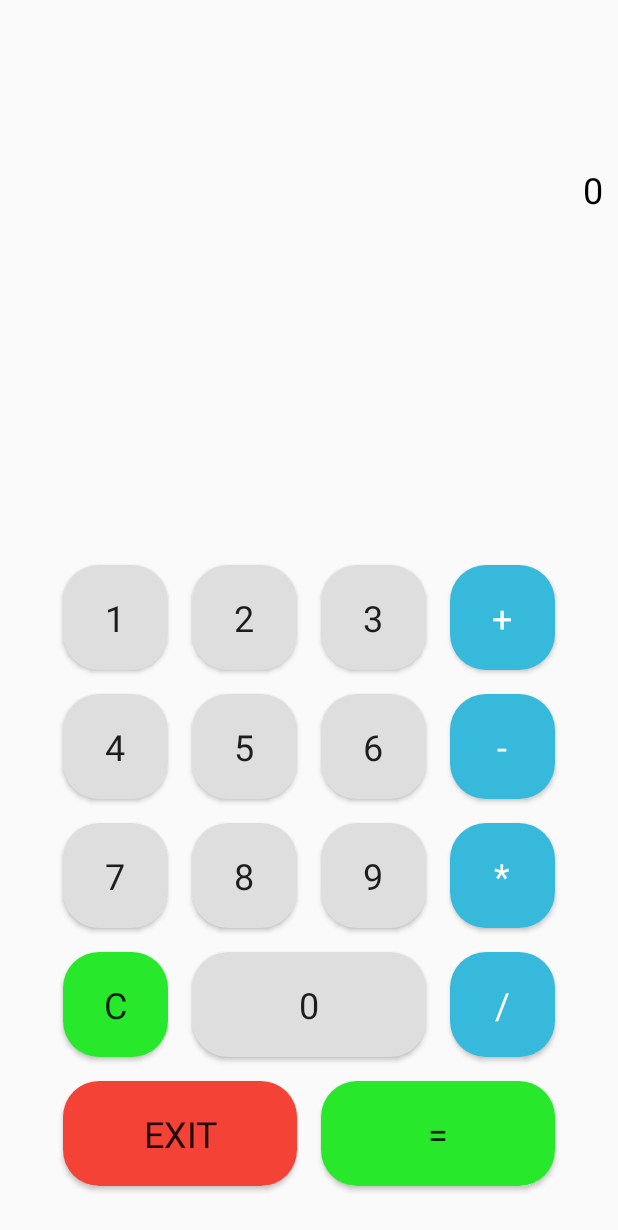
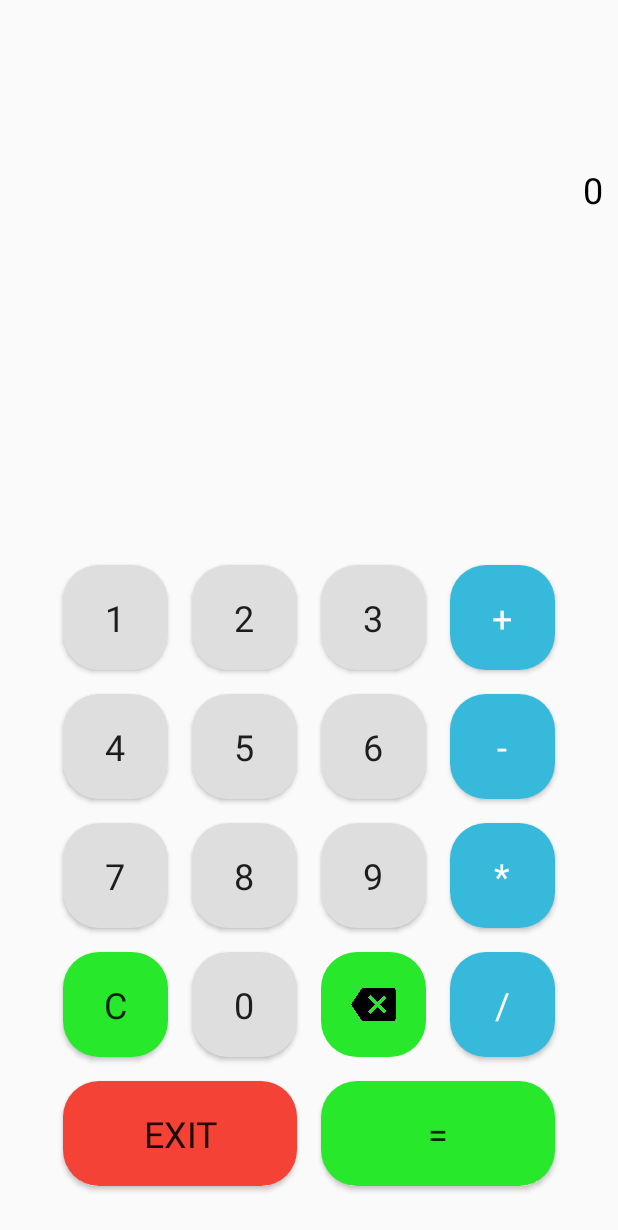
Before and after one commit to syamil09/my_profile_app, an Android app: the CalculatorActivity screen opened directly, with no data from a screen before it, after a tap on an icon or button, on a phone screen of 412 x 824 dp. Shown: the top 1230 px of the screen. Run offline under Robolectric (Android 15) with nearby library versions, the phone set to English and light mode, and no system bars; our stand-ins replace data binding.

Commit message:
add sound when click button

```diff
--- a/app/src/main/java/com/example/tugaspb/CalculatorActivity.java
+++ b/app/src/main/java/com/example/tugaspb/CalculatorActivity.java
@@ -3,10 +3,12 @@ package com.example.tugaspb;
 import androidx.appcompat.app.AppCompatActivity;
 
 import android.content.Intent;
+import android.media.MediaPlayer;
 import android.os.Bundle;
 import android.view.View;
 import android.widget.Button;
 import android.widget.EditText;
+import android.widget.ImageButton;
 import android.widget.TextView;
 
 import com.example.tugaspb.databinding.ActivityCalculatorBindingImpl;
@@ -25,8 +27,11 @@ public class CalculatorActivity extends AppCompatActivity {
     private Button btn1, btn2, btn3, btn4, btn5, btn6, btn7, btn8, btn9, btn0,
                     btnClear, btnAdd, btnSubtract, btnMultiply, btnDivide,
                     btnEqual, btnExit;
+    private ImageButton btnBackSpace;
     private EditText etDisplay;
     private TextView txtAction;
+
+    private MediaPlayer player;
 
     @Override
     protected void onCreate(Bundle savedInstanceState) {
@@ -42,6 +47,13 @@ public class CalculatorActivity extends AppCompatActivity {
             @Override
             public void onClick(View view) {
                 clear();
+                playSound(MediaPlayer.create(CalculatorActivity.this, R.raw.remove));
+            }
+        });
+        btnBackSpace.setOnClickListener(new View.OnClickListener() {
+            @Override
+            public void onClick(View view) {
+                backspace();
             }
         });
         btnExit.setOnClickListener(new View.OnClickListener() {
@@ -73,6 +85,7 @@ public class CalculatorActivity extends AppCompatActivity {
         btnEqual = (Button)findViewById(R.id.btnEqual);
         btnExit = (Button)findViewById(R.id.btnExit);
         btnClear = (Button)findViewById(R.id.btnClear);
+        btnBackSpace = (ImageButton)findViewById(R.id.btnBackSpace);
 
         etDisplay = (EditText)findViewById(R.id.etDisplay);
         txtAction = (TextView)findViewById(R.id.txtAction);
@@ -105,54 +118,63 @@ public class CalculatorActivity extends AppCompatActivity {
             @Override
             public void onClick(View view) {
                 concate("1");
+                playSound(MediaPlayer.create(CalculatorActivity.this, R.raw.do1));
             }
         });
         btn2.setOnClickListener(new View.OnClickListener() {
             @Override
             public void onClick(View view) {
                 concate("2");
+                playSound(MediaPlayer.create(CalculatorActivity.this, R.raw.re));
             }
         });
         btn3.setOnClickListener(new View.OnClickListener() {
             @Override
             public void onClick(View view) {
                 concate("3");
+                playSound(MediaPlayer.create(CalculatorActivity.this, R.raw.mi));
             }
         });
         btn4.setOnClickListener(new View.OnClickListener() {
             @Override
             public void onClick(View view) {
                 concate("4");
+                playSound(MediaPlayer.create(CalculatorActivity.this, R.raw.fa));
             }
         });
         btn5.setOnClickListener(new View.OnClickListener() {
             @Override
             public void onClick(View view) {
                 concate("5");
+                playSound(MediaPlayer.create(CalculatorActivity.this, R.raw.sol));
             }
         });
         btn6.setOnClickListener(new View.OnClickListener() {
             @Override
             public void onClick(View view) {
                 concate("6");
+                playSound(MediaPlayer.create(CalculatorActivity.this, R.raw.la));
             }
         });
         btn7.setOnClickListener(new View.OnClickListener() {
             @Override
             public void onClick(View view) {
                 concate("7");
+                playSound(MediaPlayer.create(CalculatorActivity.this, R.raw.si2));
             }
         });
         btn8.setOnClickListener(new View.OnClickListener() {
             @Override
             public void onClick(View view) {
                 concate("8");
+                playSound(MediaPlayer.create(CalculatorActivity.this, R.raw.do2));
             }
         });
         btn9.setOnClickListener(new View.OnClickListener() {
             @Override
             public void onClick(View view) {
                 concate("9");
+                playSound(MediaPlayer.create(CalculatorActivity.this, R.raw.do1));
             }
         });
     }
@@ -163,6 +185,7 @@ public class CalculatorActivity extends AppCompatActivity {
             public void onClick(View view) {
                 currentAction = '+';
                 computeCalculation(currentAction, etDisplay.getText().toString());
+                playSound(MediaPlayer.create(CalculatorActivity.this, R.raw.pop1));
             }
         });
         btnSubtract.setOnClickListener(new View.OnClickListener() {
@@ -170,6 +193,7 @@ public class CalculatorActivity extends AppCompatActivity {
             public void onClick(View view) {
                 currentAction = '-';
                 computeCalculation(currentAction, etDisplay.getText().toString());
+                playSound(MediaPlayer.create(CalculatorActivity.this, R.raw.pop2));
             }
         });
         btnMultiply.setOnClickListener(new View.OnClickListener() {
@@ -177,6 +201,7 @@ public class CalculatorActivity extends AppCompatActivity {
             public void onClick(View view) {
                 currentAction = '*';
                 computeCalculation(currentAction, etDisplay.getText().toString());
+                playSound(MediaPlayer.create(CalculatorActivity.this, R.raw.pop3));
             }
         });
         btnDivide.setOnClickListener(new View.OnClickListener() {
@@ -184,17 +209,19 @@ public class CalculatorActivity extends AppCompatActivity {
             public void onClick(View view) {
                 currentAction = '/';
                 computeCalculation(currentAction, etDisplay.getText().toString());
+                playSound(MediaPlayer.create(CalculatorActivity.this, R.raw.pop4));
             }
         });
         btnEqual.setOnClickListener(new View.OnClickListener() {
             @Override
             public void onClick(View view) {
                 result();
+                playSound(MediaPlayer.create(CalculatorActivity.this, R.raw.good_idea_bell));
             }
         });
     }
 
-    public void clear() {
+    public void backspace() {
         if (display.length() > 1) {
             CharSequence currentText = etDisplay.getText();
             display = String.valueOf(currentText.subSequence(0, currentText.length()-1));
@@ -207,6 +234,15 @@ public class CalculatorActivity extends AppCompatActivity {
             txtAction.setText("");
         }
     }
+
+    public void clear() {
+        valueOne = Double.NaN;
+        valueTwo = Double.NaN;
+        display = "0";
+        etDisplay.setText("0");
+        txtAction.setText("");
+    }
+
 
     public void computeCalculation(char action, String value) {
         if (!value.isEmpty() && action != '\0') {
@@ -236,8 +272,34 @@ public class CalculatorActivity extends AppCompatActivity {
             txtAction.setText("");
             currentAction = '\0';
             valueOne = Double.NaN;
-            display = "";
+            display = String.valueOf(valueOne);
         }
+    }
+
+    public void playSound(MediaPlayer s) {
+        if (player != null) {
+//            if (player.isPlaying()) {
+//                stopSound();
+//            }
+            stopSound();
+        }
+        player = s;
+        player.setOnCompletionListener(new MediaPlayer.OnCompletionListener() {
+            @Override
+            public void onCompletion(MediaPlayer mediaPlayer) {
+                stopSound();
+            }
+        });
+        player.start();
 
     }
+
+    public void stopSound() {
+        if (player != null) {
+            player.release();
+            player = null;
+        }
+    }
+
+
 }
--- a/app/src/main/res/layout/activity_calculator.xml
+++ b/app/src/main/res/layout/activity_calculator.xml
@@ -163,7 +163,7 @@
 
             <Button
                 android:id="@+id/btn_0"
-                android:layout_width="156dp"
+                android:layout_width="70dp"
                 android:layout_height="70dp"
                 android:layout_marginStart="16dp"
                 android:layout_marginTop="16dp"
@@ -200,7 +200,7 @@
                 android:text="/"
                 android:textColor="@color/white"
                 android:textSize="24sp"
-                app:layout_constraintStart_toEndOf="@+id/btn_0"
+                app:layout_constraintStart_toEndOf="@+id/btnBackSpace"
                 app:layout_constraintTop_toBottomOf="@+id/btnMultiply" />
 
             <Button
@@ -245,6 +245,20 @@
                 app:layout_constraintStart_toEndOf="@+id/btn_9"
                 app:layout_constraintTop_toBottomOf="@+id/btnSubtract" />
 
+            <ImageButton
+                android:id="@+id/btnBackSpace"
+                android:layout_width="70dp"
+                android:layout_height="70dp"
+                android:layout_marginStart="16dp"
+                android:layout_marginTop="16dp"
+                android:background="@drawable/btn_rounded"
+                android:backgroundTint="@color/green"
+                android:padding="20dp"
+                android:scaleType="fitCenter"
+                app:layout_constraintStart_toEndOf="@+id/btn_0"
+                app:layout_constraintTop_toBottomOf="@+id/btn_9"
+                app:srcCompat="@mipmap/backspace_arrow" />
+
         </androidx.constraintlayout.widget.ConstraintLayout>
 
         <EditText
--- a/app/src/main/res/layout/activity_profile.xml
+++ b/app/src/main/res/layout/activity_profile.xml
@@ -427,7 +427,7 @@
                     android:layout_width="200dp"
                     android:backgroundTint="@color/orange"
                     android:layout_height="wrap_content"
-                    android:text="Callculator"
+                    android:text="Calculator"
                     android:background="@drawable/btn_rounded"
                     android:layout_marginBottom="20dp"
                     android:textColor="@color/black"/>
```
Also changed, not shown: app/src/main/res/mipmap-hdpi/backspace_arrow.png (added), 13 other files.
